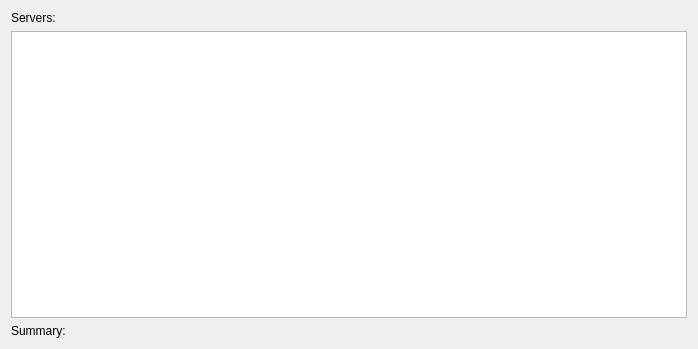
This is UI/CollectionsManager.ui in towel42-com/EmbySync as Qt 5 draws it before an edit. The edited form follows.
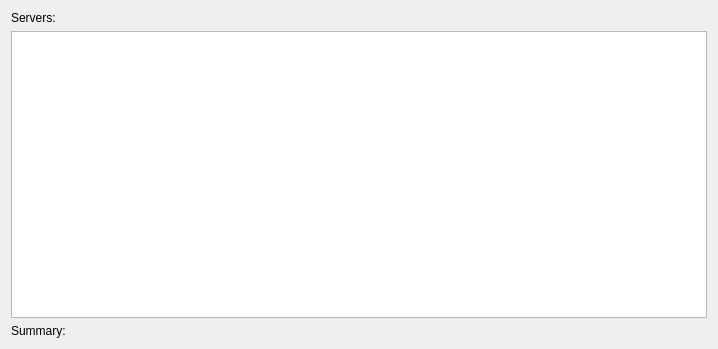
This is the edited form.

Patch:
```diff
--- a/UI/CollectionsManager.ui
+++ b/UI/CollectionsManager.ui
@@ -6,7 +6,7 @@
    <rect>
     <x>0</x>
     <y>0</y>
-    <width>698</width>
+    <width>718</width>
     <height>349</height>
    </rect>
   </property>
```
Left out of the diff: 2 changed lines with no effect on the pictures.
